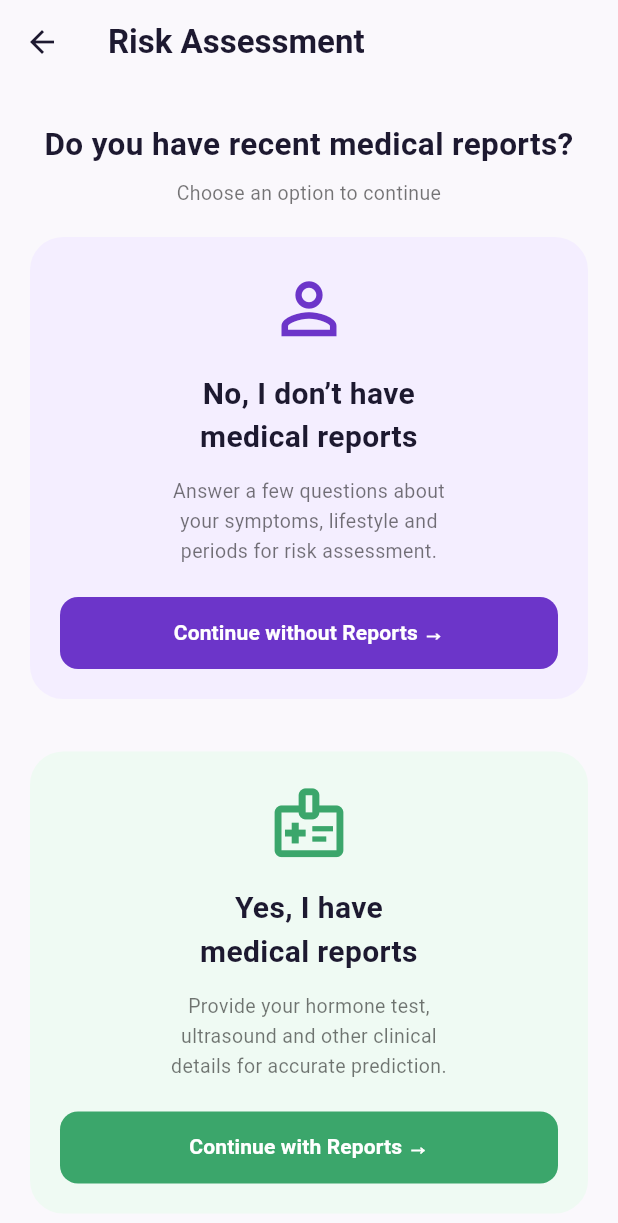
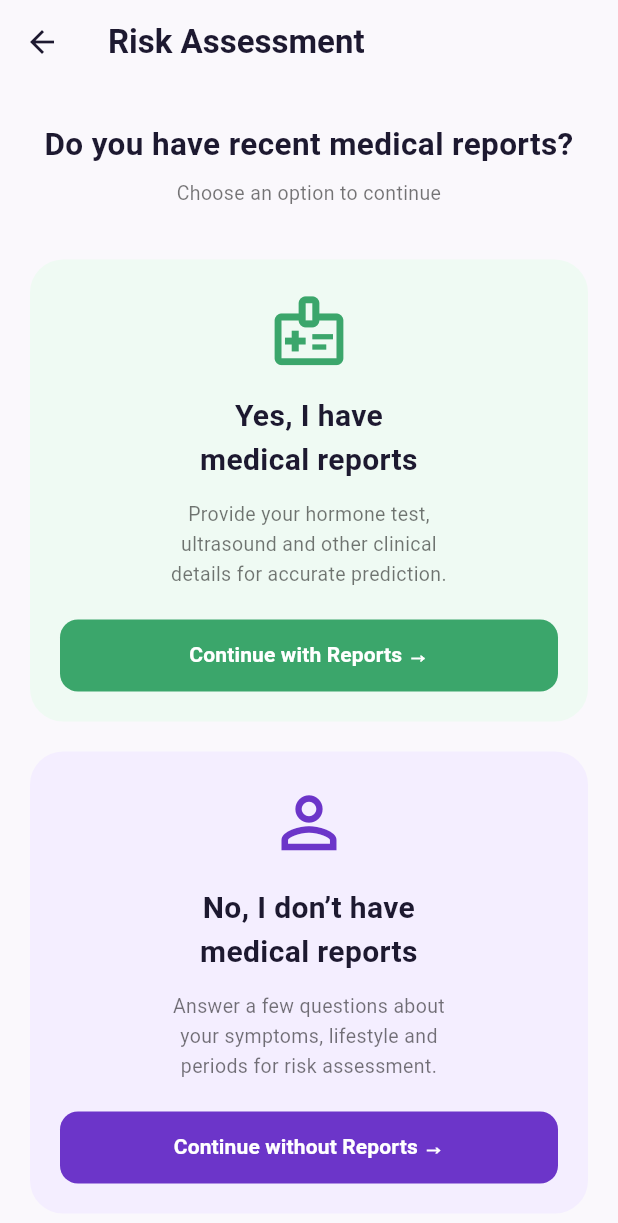
Before and after one commit to Vrushalipatil990/pcos_detection_and-risk_score_analysis_platform-, a Flutter app: the DashboardScreen screen opened directly, after a tap on the "menu" icon, after a tap on "Risk Assessment", on a phone screen of 412 x 824 dp. Shown: the top 1223 px of the screen. Run offline on Flutter 3.47's test engine with Material 3 defaults, Android fonts, the phone set to English and light mode, and no system bars; our stand-ins replace flutter_local_notifications; Roboto replaces fonts that are missing (Arial).

```diff
--- a/lib/main.dart
+++ b/lib/main.dart
@@ -1,5 +1,7 @@
 import 'package:flutter/material.dart';
+
 import 'screens/onboarding_screen.dart';
+import 'services/notification_service.dart';
 
 const Color pink = Color(0xFFE88BA8);
 const Color darkPink = Color(0xFFD96F91);
@@ -9,7 +11,9 @@ const Color background = Color(0xFFFFFBF8);
 const Color softPink = Color(0xFFFFEEF3);
 const Color softGreen = Color(0xFFEAF4EF);
 
-void main() {
+Future<void> main() async {
+  WidgetsFlutterBinding.ensureInitialized();
+  await NotificationService.initialize();
   runApp(const PCOSenseApp());
 }
 
--- a/lib/screens/dashboard_screen.dart
+++ b/lib/screens/dashboard_screen.dart
@@ -1,5 +1,7 @@
 import 'package:flutter/material.dart';
 import 'risk_assessment_screen.dart';
+import '../services/notification_service.dart';
+
 const Color dashboardBackground = Color(0xFFFAF8FC);
 const Color dashboardPurple = Color(0xFF6C35C9);
 const Color dashboardPink = Color(0xFFE84D9B);
@@ -138,6 +140,15 @@ body: SafeArea(
         ),
 
         const SizedBox(height: 6),
+
+        ElevatedButton.icon(
+  onPressed: () async {
+    await NotificationService.requestPermission();
+    await NotificationService.showTestNotification();
+  },
+  icon: const Icon(Icons.notifications_active),
+  label: const Text('Test Notification'),
+),
 
         const Text(
           'Track your health, understand your body,\nand stay healthy.',
--- a/lib/screens/risk_assessment_screen.dart
+++ b/lib/screens/risk_assessment_screen.dart
@@ -62,7 +62,25 @@ class RiskAssessmentScreen extends StatelessWidget {
               ),
             ),
 
-                      const SizedBox(height: 20),
+
+            const SizedBox(height: 35),
+
+            // YES CARD
+            _buildOptionCard(
+              icon: Icons.medical_information_outlined,
+              title: 'Yes, I have\nmedical reports',
+              description:
+                  'Provide your hormone test,\nultrasound and other clinical\ndetails for accurate prediction.',
+              buttonText: 'Continue with Reports →',
+              iconColor: riskGreen,
+              backgroundColor: const Color(0xFFEFFAF3),
+              buttonColor: riskGreen,
+              onPressed: () {
+                // We will add report upload here later.
+              },
+            ),
+
+                               const SizedBox(height: 20),
 
             // NO CARD
             _buildOptionCard(
@@ -82,24 +100,6 @@ class RiskAssessmentScreen extends StatelessWidget {
     ),
   );
 },
-            ),
-
-
-            const SizedBox(height: 35),
-
-            // YES CARD
-            _buildOptionCard(
-              icon: Icons.medical_information_outlined,
-              title: 'Yes, I have\nmedical reports',
-              description:
-                  'Provide your hormone test,\nultrasound and other clinical\ndetails for accurate prediction.',
-              buttonText: 'Continue with Reports →',
-              iconColor: riskGreen,
-              backgroundColor: const Color(0xFFEFFAF3),
-              buttonColor: riskGreen,
-              onPressed: () {
-                // We will add report upload here later.
-              },
             ),
 
 
--- a/lib/services/auth_service.dart
+++ b/lib/services/auth_service.dart
@@ -4,7 +4,7 @@ import 'package:http/http.dart' as http;
 class AuthService {
   // Android emulator uses 10.0.2.2 to reach your PC.
   static const String baseUrl = 'http://10.0.2.2:3000/api';
-
+  // static const String baseUrl = 'http://192.168.42.181';
   static Future<Map<String, dynamic>> signup({
     required String fullName,
     required String email,
--- a/pubspec.yaml
+++ b/pubspec.yaml
@@ -35,6 +35,7 @@ dependencies:
   # Use with the CupertinoIcons class for iOS style icons.
   cupertino_icons: ^1.0.8
   http: ^1.6.0
+  flutter_local_notifications: ^22.3.1
 
 dev_dependencies:
   flutter_test:
```
Also changed, not shown: lib/services/notification_service.dart (added, +51 -0 lines), pubspec.lock, 5 other files.
